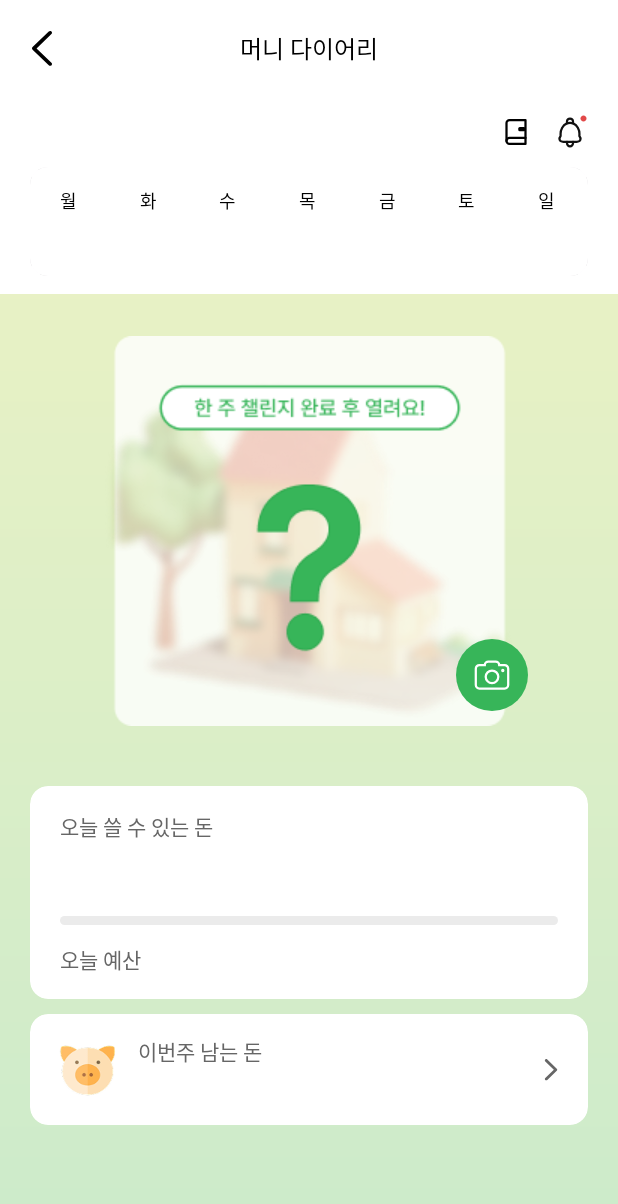
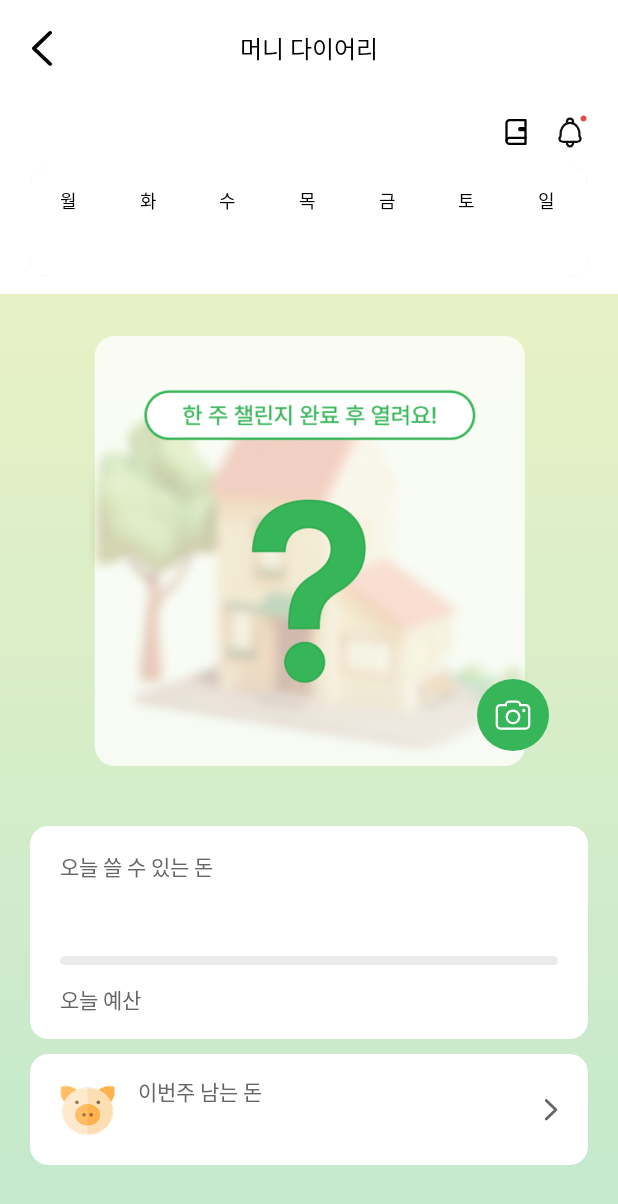
Before and after one commit to su6378/MADA, an Android app: the layout fragment_home.xml on its own in the app's theme, with its tools: preview values and no code run, on a phone screen of 412 x 824 dp. Shown: the top 1204 px of the screen. Run offline under Robolectric (Android 15) with nearby library versions, the phone set to English and light mode, and no system bars.

Commit message:
[MOD] 홈 화면 집 이미지 수정

```diff
--- a/app/src/main/res/layout/fragment_home.xml
+++ b/app/src/main/res/layout/fragment_home.xml
@@ -532,10 +532,12 @@
 
                 <androidx.appcompat.widget.AppCompatImageView
                     android:id="@+id/iv_home"
-                    android:layout_width="wrap_content"
+                    android:layout_width="match_parent"
+                    android:adjustViewBounds="true"
                     android:layout_height="wrap_content"
                     android:layout_marginTop="40dp"
-                    android:src="@drawable/bg_home_initial"
+                    android:layout_marginHorizontal="56dp"
+                    android:src="@drawable/image_home_initial"
                     app:layout_constraintEnd_toEndOf="parent"
                     app:layout_constraintStart_toStartOf="parent"
                     app:layout_constraintTop_toBottomOf="@id/cv_home_week_calendar" />
@@ -722,10 +724,6 @@
 
                 </com.google.android.material.card.MaterialCardView>
 
-                <View
-                    android:layout_width="match_parent"
-                    android:layout_height="300dp"
-                    app:layout_constraintTop_toBottomOf="@id/cv_home_week_left_money" />
 
             </androidx.constraintlayout.widget.ConstraintLayout>
 
```
Also changed, not shown: app/src/main/java/com/example/mada/feature/home/HomeFragment.kt (+7 -7 lines), app/src/main/res/drawable/bg_home_initial.png (deleted), app/src/main/res/drawable/bg_home_last_week.png (deleted), app/src/main/res/drawable/bg_home_one_week.png (deleted), app/src/main/res/drawable/bg_home_two_week.png (deleted), app/src/main/res/drawable/image_home_initial.png (added), app/src/main/res/drawable/image_home_last_week.png (added), app/src/main/res/drawable/image_home_one_week.png (added), app/src/main/res/drawable/image_home_two_week.png (added).
